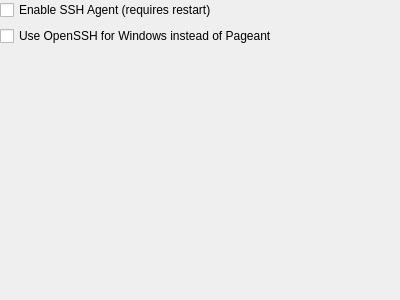
First picture: the form in src/sshagent/AgentSettingsWidget.ui, repository keepassxreboot/keepassxc, before the edit.
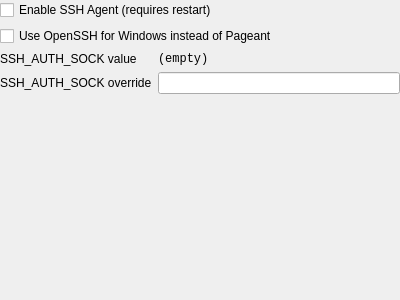
Second picture: the form after the edit. Custom widgets are drawn as their Qt base class.

Commit message:
SSH Agent: SSH_AUTH_SOCK override and conn test
Fixes #3795

What changed in the file:
```diff
--- a/src/sshagent/AgentSettingsWidget.ui
+++ b/src/sshagent/AgentSettingsWidget.ui
@@ -37,6 +37,59 @@
      </property>
     </widget>
    </item>
+   <item>
+    <widget class="QWidget" name="sshAuthSockWidget" native="true">
+     <layout class="QGridLayout" name="sshAuthSockOverrideLayout">
+      <property name="leftMargin">
+       <number>0</number>
+      </property>
+      <property name="topMargin">
+       <number>0</number>
+      </property>
+      <property name="rightMargin">
+       <number>0</number>
+      </property>
+      <property name="bottomMargin">
+       <number>0</number>
+      </property>
+      <item row="4" column="0">
+       <widget class="QLabel" name="sshAuthSockValueLabel">
+        <property name="text">
+         <string>SSH_AUTH_SOCK value</string>
+        </property>
+       </widget>
+      </item>
+      <item row="4" column="1">
+       <widget class="QLabel" name="sshAuthSockLabel">
+        <property name="font">
+         <font>
+          <family>Monospace</family>
+         </font>
+        </property>
+        <property name="text">
+         <string>(empty)</string>
+        </property>
+        <property name="textInteractionFlags">
+         <set>Qt::TextSelectableByKeyboard|Qt::TextSelectableByMouse</set>
+        </property>
+       </widget>
+      </item>
+      <item row="5" column="0">
+       <widget class="QLabel" name="sshAuthSockOverrideLabel">
+        <property name="text">
+         <string>SSH_AUTH_SOCK override</string>
+        </property>
+       </widget>
+      </item>
+      <item row="5" column="1">
+       <widget class="QLineEdit" name="sshAuthSockOverrideEdit"/>
+      </item>
+     </layout>
+    </widget>
+   </item>
+   <item>
+    <widget class="MessageWidget" name="sshAuthSockMessageWidget" native="true"/>
+   </item>
    <item>
     <spacer name="verticalSpacer">
      <property name="orientation">
@@ -52,6 +105,14 @@
    </item>
   </layout>
  </widget>
+ <customwidgets>
+  <customwidget>
+   <class>MessageWidget</class>
+   <extends>QWidget</extends>
+   <header>gui/MessageWidget.h</header>
+   <container>1</container>
+  </customwidget>
+ </customwidgets>
  <resources/>
  <connections/>
 </ui>
```
The commit also changes 3 other files.
